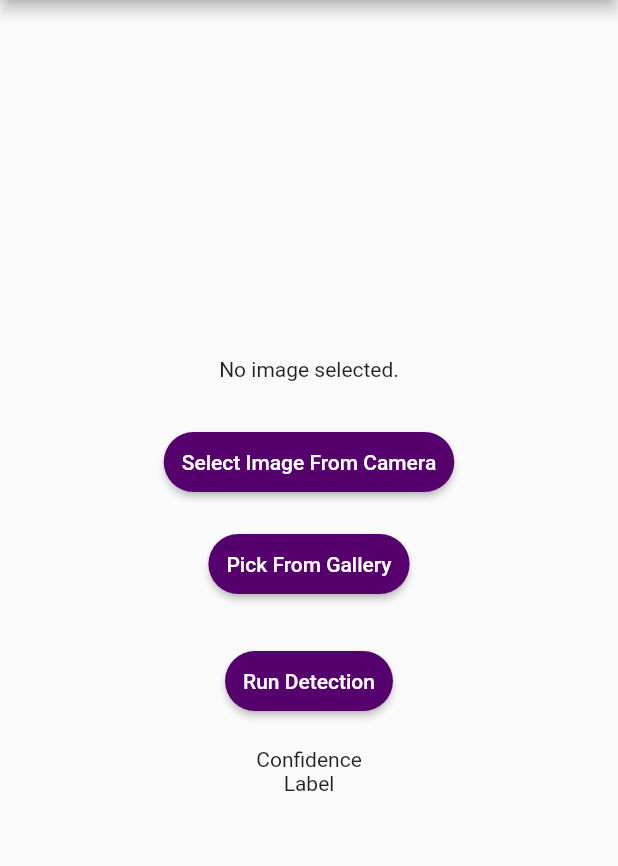
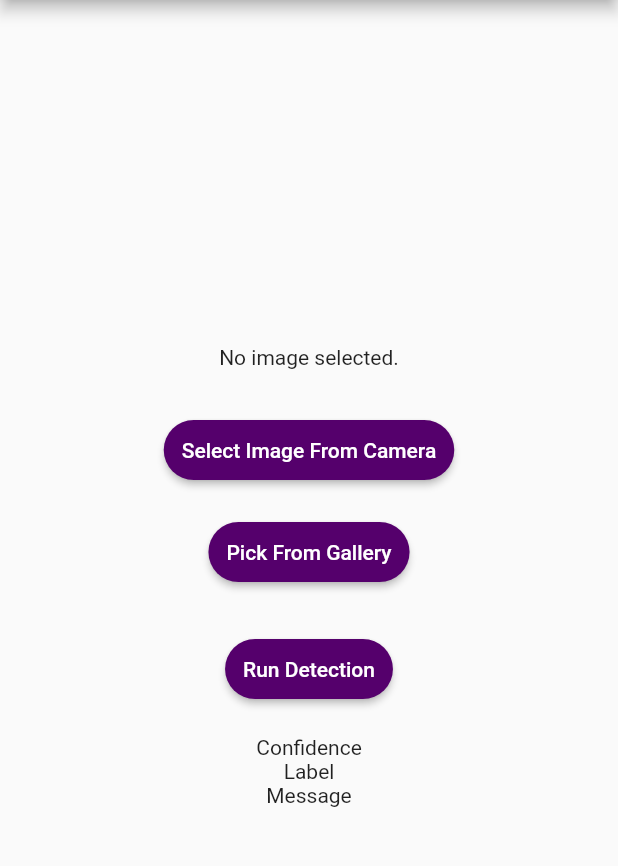
Before and after one commit to katungi/eyero, a Flutter app: the MyImagePicker screen opened by its route, on a phone screen of 412 x 824 dp, the part 84-950 px from its top. Run offline on Flutter 3.47's test engine with Material 2 defaults, Android fonts, the phone set to English and light mode, and no system bars; our stand-ins replace image_picker, liquid_swipe; missing offline and left inert: tflite.

Commit message:
Fisrt Minor Changes

```diff
--- a/lib/Result.dart
+++ b/lib/Result.dart
@@ -1,7 +1,8 @@
 class Result {
   double confidence;
   String label;
+  String message;
   int index;
 
-  Result({this.confidence, this.label, this.index});
+  Result({this.confidence, this.label, this.message, this.index});
 }
--- a/lib/myImagePicker.dart
+++ b/lib/myImagePicker.dart
@@ -22,6 +22,7 @@ class _MyImagePickerState extends State<MyImagePicker> {
   String path;
   var confidence;
   var label;
+  var message;
 
   Future getImageFromCamera() async {
     var image = await ImagePicker.pickImage(source: ImageSource.camera);
@@ -47,8 +48,16 @@ class _MyImagePickerState extends State<MyImagePicker> {
     setState(() {
       // result = data.toString();
       // print(result);
-      confidence = data[0].confidence.toString();
+      confidence = (data[0].confidence * 100).toStringAsFixed(2);
       label = data[0].label.toString();
+      double confidenceInt = double.parse(confidence);
+      if (confidenceInt >= 90) {
+        message = "You are well";
+      } else if (confidenceInt <= 90 && confidenceInt >= 60) {
+        message = "You need to Start Looking for Medical Attention!";
+      } else {
+        message = "You need to See an Optician Immediately!";
+      }
     });
   }
 
@@ -58,6 +67,7 @@ class _MyImagePickerState extends State<MyImagePicker> {
       Result item = Result(
           confidence: element['confidence'],
           label: element['label'],
+          message: element['message'],
           index: element['index']);
       data.add(item);
     });
@@ -114,8 +124,9 @@ class _MyImagePickerState extends State<MyImagePicker> {
                     color: Color(0xFF55006c),
                     padding: EdgeInsets.fromLTRB(12, 12, 12, 12),
                   )),
-              confidence == null ? Text('Confidence') : Text(confidence),
+              confidence == null ? Text('Confidence') : Text(confidence + " %"),
               label == null ? Text('Label') : Text(label),
+              message == null ? Text('Message') : Text(message)
             ]))),
       ),
     );
```
Also changed, not shown: lib/results_page.dart (added), pubspec.lock.
